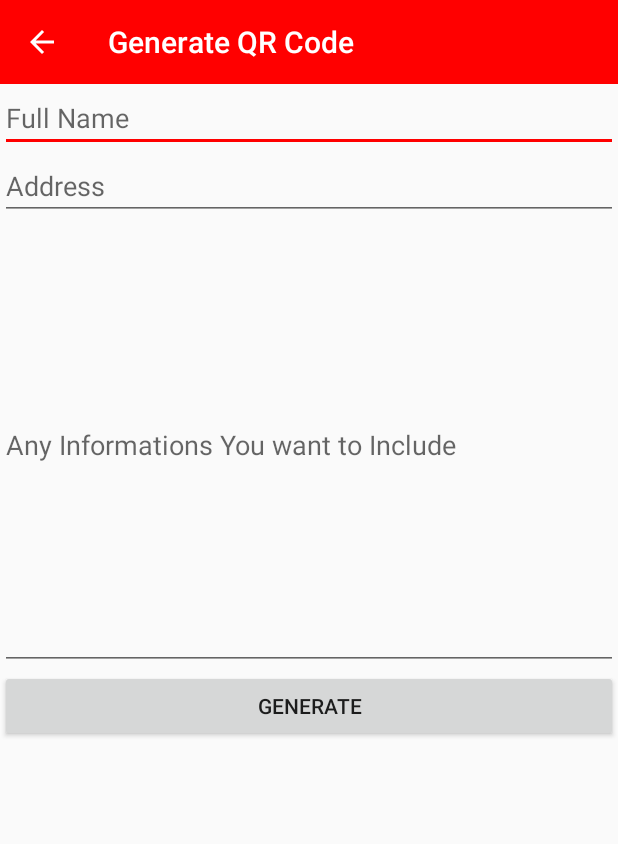
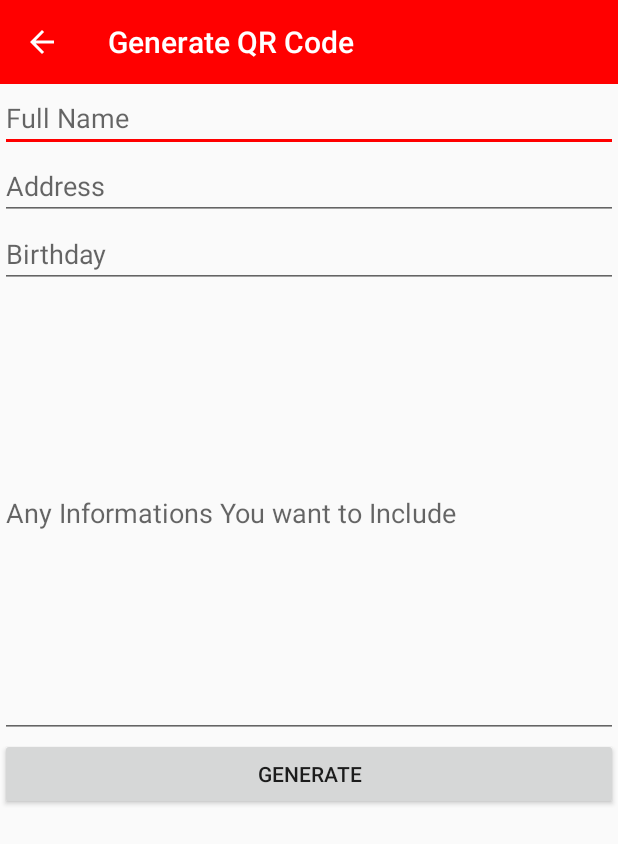
Before and after one commit to RoJoMzZzzz/ANDAR, an Android app: the NewQR screen opened directly, with no data from a screen before it, on a phone screen of 412 x 824 dp. Shown: the top 844 px of the screen. Run offline under Robolectric (Android 15) with nearby library versions, the phone set to English and light mode, and no system bars; libraries missing offline, so code that uses them is left out: com.journeyapps.barcodescanner.

Commit message:
edit em cont

```diff
--- a/app/src/main/java/com/research/andrade/andar/NewQR.java
+++ b/app/src/main/java/com/research/andrade/andar/NewQR.java
@@ -24,7 +24,7 @@ public class NewQR extends AppCompatActivity {
 
     private Toolbar toolbar;
     private Button gen;
-    private EditText name,address,others;
+    private EditText name,address,others,bday;
     private ImageView img;
 
     @Override
@@ -44,12 +44,13 @@ public class NewQR extends AppCompatActivity {
         name = (EditText) findViewById(R.id.edtName);
         address = (EditText) findViewById(R.id.edtAddress);
         others = (EditText) findViewById(R.id.edtOthers);
+        bday = (EditText) findViewById(R.id.edtBday);
 
         gen.setOnClickListener(new View.OnClickListener() {
             @Override
             public void onClick(View view) {
                 db.deleteMyQr();
-                String text2Qr = name.getText().toString() +"\n"+address.getText().toString() +"\n"+others.getText().toString();
+                String text2Qr = name.getText().toString() +"\n"+address.getText().toString() +"\n"+bday.getText().toString() +"\n"+others.getText().toString();
                 MultiFormatWriter multiFormatWriter = new MultiFormatWriter();
                 try {
                     BitMatrix bitMatrix = multiFormatWriter.encode(text2Qr, BarcodeFormat.QR_CODE,200,200);
--- a/app/src/main/res/layout/activity_new_qr.xml
+++ b/app/src/main/res/layout/activity_new_qr.xml
@@ -51,7 +51,15 @@
             android:id="@+id/edtAddress"
             android:hint="Address" />
 
-        <EditText
+            <EditText
+                android:layout_width="match_parent"
+                android:layout_height="wrap_content"
+                android:inputType="date"
+                android:ems="10"
+                android:id="@+id/edtBday"
+                android:hint="Birthday" />
+
+            <EditText
             android:layout_width="match_parent"
             android:layout_height="300dp"
             android:inputType="textMultiLine"
```
Also changed, not shown: app/src/main/java/com/research/andrade/andar/Emergency.java (+10 -45 lines), app/src/main/res/layout/activity_my_qr.xml (+17 -11 lines).
